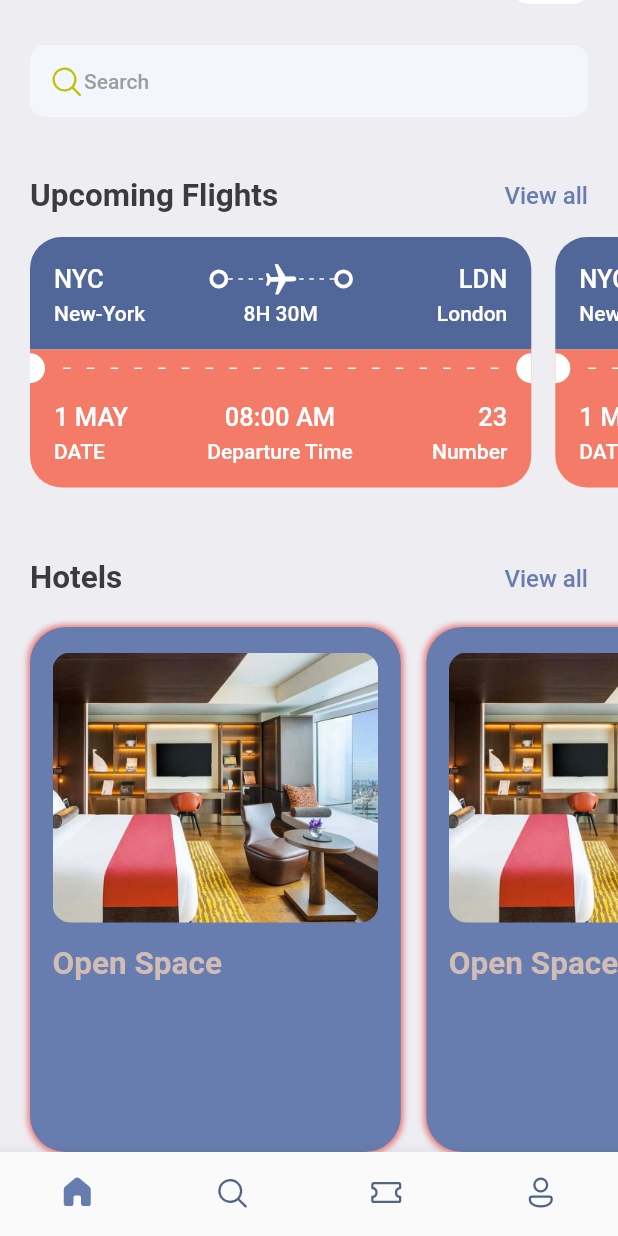
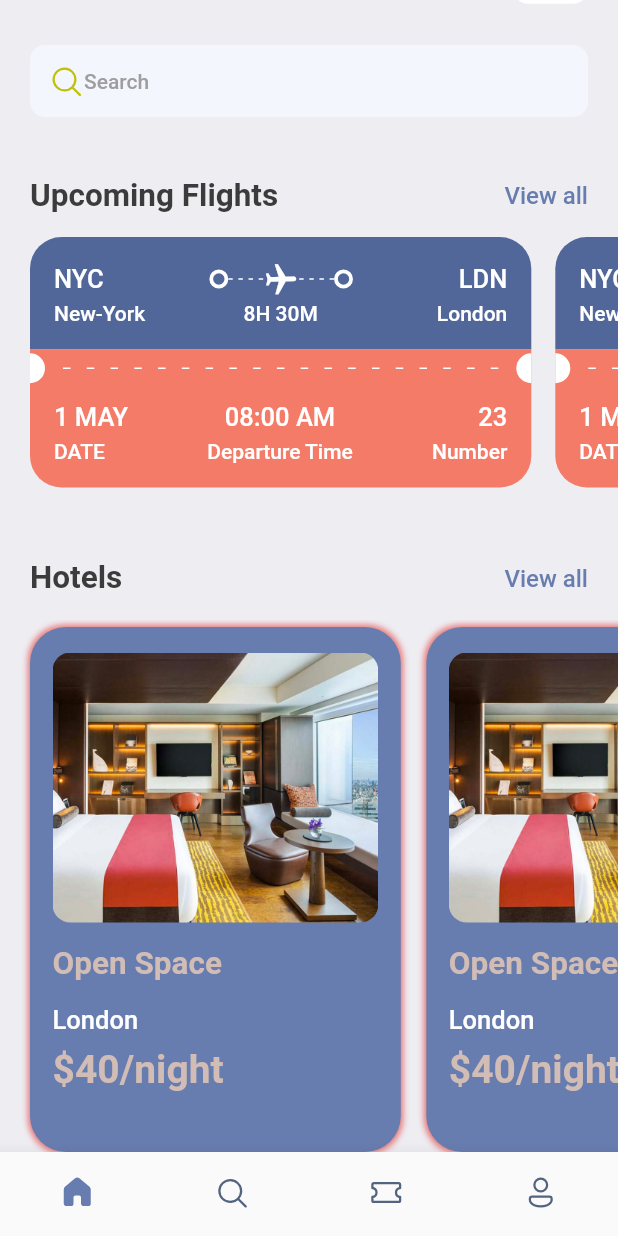
Before and after one commit to daraximi/flight_booking_app, a Flutter app: the screen it shows after launch, scrolled down 90 dp, on a phone screen of 412 x 824 dp. Run offline on Flutter 3.47's test engine with Material 2 defaults, Android fonts, the phone set to English and light mode, and no system bars; our stand-ins replace fluentui_icons, gap.

Commit message:
Edit UI elements on home Screen

```diff
--- a/lib/Screens/hotel_screen.dart
+++ b/lib/Screens/hotel_screen.dart
@@ -48,6 +48,16 @@ class HotelScreen extends StatelessWidget {
         Text(
           "Open Space",
           style: Styles.headLineStyle2.copyWith(color: Styles.kakiColor),
+          ),
+          const Gap(15),
+          Text(
+          "London",
+          style: Styles.headLineStyle3.copyWith(color: Colors.white),
+          ),
+          const Gap(8),
+          Text(
+          "\$40/night",
+          style: Styles.headLineStyle.copyWith(color: Styles.kakiColor),
           )
         ],
       ),
```
